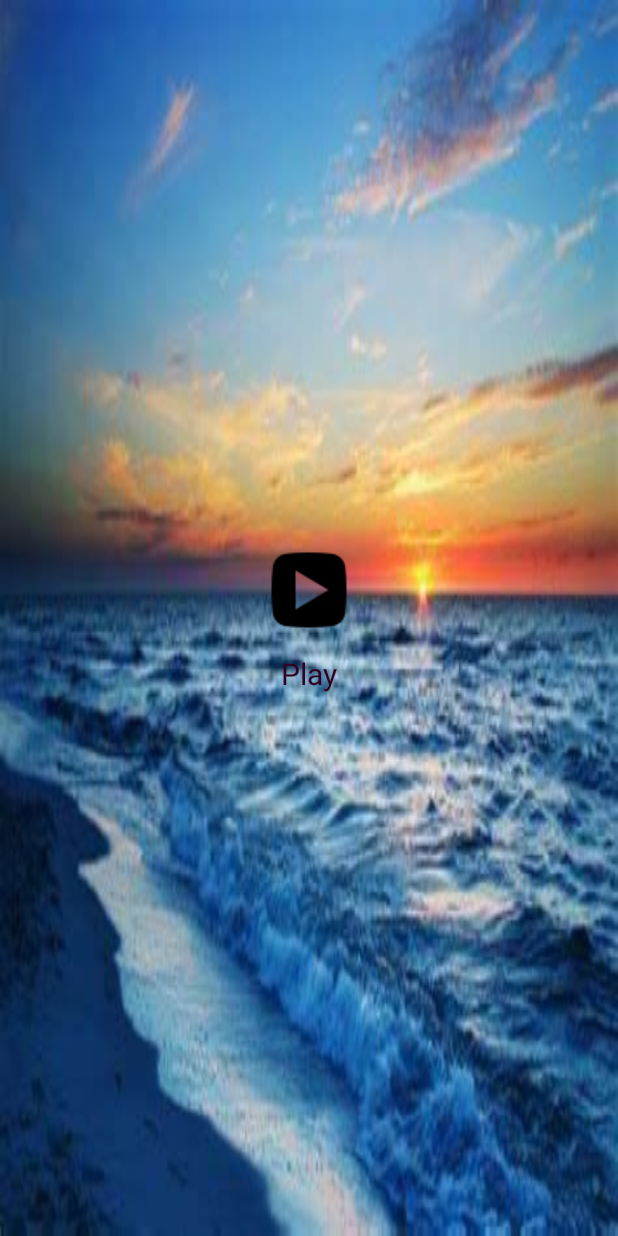
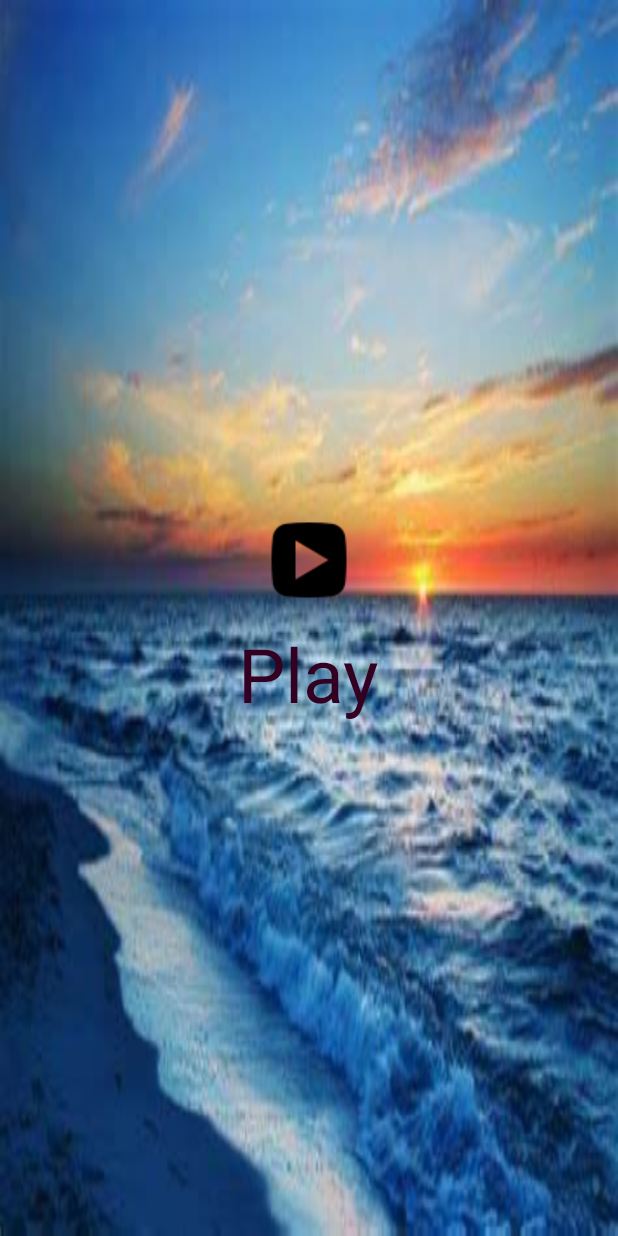
Before and after one commit to MakhloufHedi/Marine_World, an Android app: the StartUp1 screen opened directly, with no data from a screen before it, on a phone screen of 412 x 824 dp. Run offline under Robolectric (Android 15) with nearby library versions, the phone set to English and light mode, and no system bars.

Commit message:
Update activity_start_up1.xml

```diff
--- a/app/src/main/res/layout/activity_start_up1.xml
+++ b/app/src/main/res/layout/activity_start_up1.xml
@@ -19,9 +19,11 @@
         android:layout_width="wrap_content"
         android:layout_height="wrap_content"
         android:layout_marginTop="10dp"
+        android:minWidth="48dp"
+        android:minHeight="48dp"
+        android:onClick="startGame"
         android:text="Play"
         android:textColor="#330022"
-        android:textSize="20sp"
-        android:onClick="startGame" />
+        android:textSize="50sp" />
 
 </LinearLayout>
```
